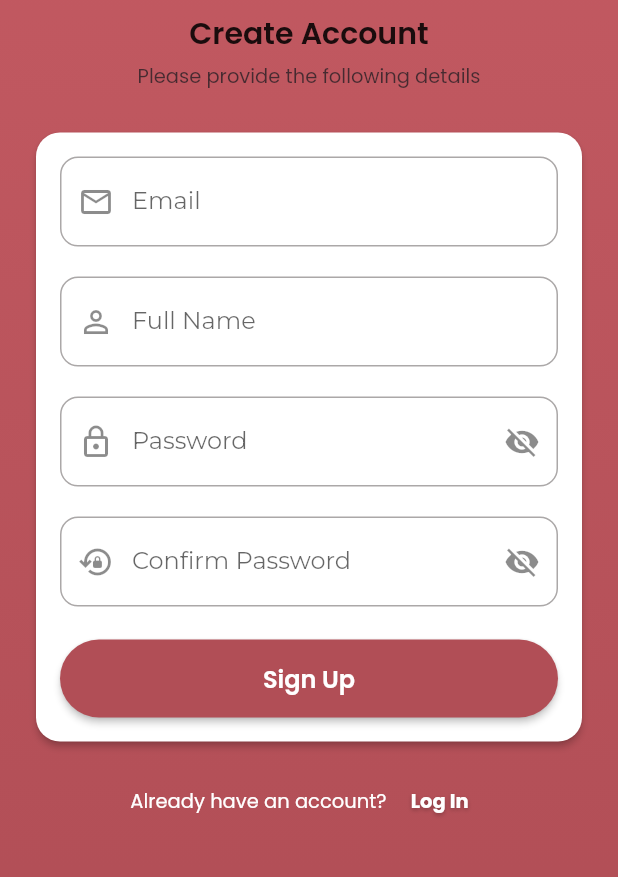
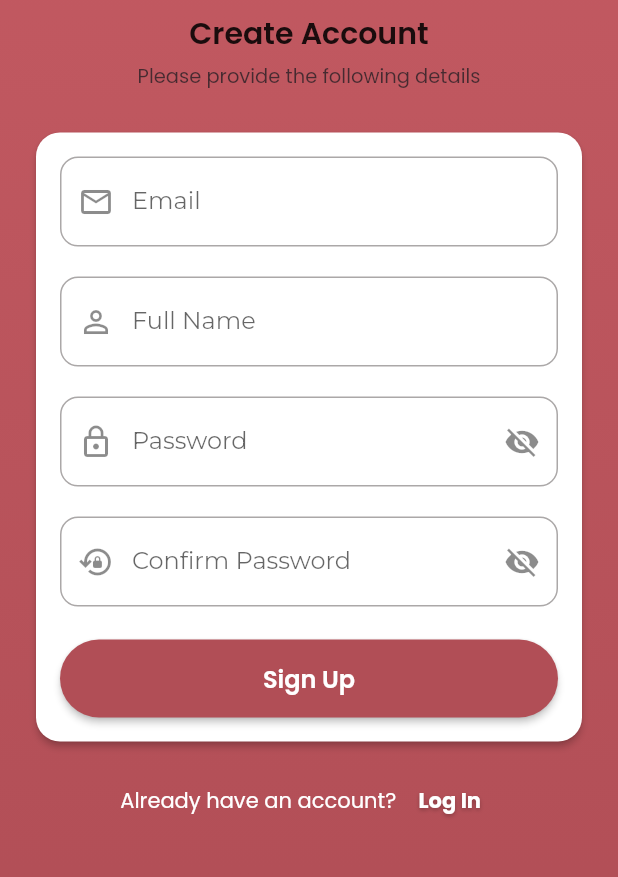
Before and after one commit to abdulhamidhajhamad/softGrad, a Flutter app: the screen it shows after launch, after a tap on "START", after a tap on "Skip", after a tap on "Sign Up", on a phone screen of 412 x 824 dp, the part 271-1148 px from its top. Run offline on Flutter 3.47's test engine with Material 3 defaults, Android fonts, the phone set to English and light mode, and no system bars; our stand-ins replace google_fonts; Roboto replaces fonts that are missing (Cookie).

Commit message:
100% Nice

```diff
--- a/frontend/flutter_application_1/lib/screens/choose_role_screen.dart
+++ b/frontend/flutter_application_1/lib/screens/choose_role_screen.dart
@@ -173,27 +173,27 @@ class _ChooseRoleScreenState extends State<ChooseRoleScreen> {
                         Text(
                           'Choose Your Role',
                           textAlign: TextAlign.center,
-                          style: GoogleFonts.acme(
-                            fontSize: 26,
+                          style: GoogleFonts.cookie(
+                            fontSize: 33,
                             fontWeight: FontWeight.bold,
                             color: kBrand,
-                            letterSpacing: 0.5,
+                            letterSpacing: 0.3,
                           ),
                         ),
-                        const SizedBox(height: 32),
+                        const SizedBox(height: 24),
                         // Role cards - all vertical
                         _roleCard(
                           title: 'Groom',
                           asset: 'assets/flowers/groom.png',
                           role: UserRole.groom,
                         ),
-                        const SizedBox(height: 16),
+                        const SizedBox(height: 12),
                         _roleCard(
                           title: 'Bride',
                           asset: 'assets/flowers/bride.png',
                           role: UserRole.bride,
                         ),
-                        const SizedBox(height: 16),
+                        const SizedBox(height: 12),
                         _roleCard(
                           title: 'Guest',
                           asset: 'assets/flowers/guest.png',
@@ -211,7 +211,7 @@ class _ChooseRoleScreenState extends State<ChooseRoleScreen> {
                               foregroundColor: Colors.white,
                               elevation: 0,
                               shape: RoundedRectangleBorder(
-                                borderRadius: BorderRadius.circular(16),
+                                borderRadius: BorderRadius.circular(90),
                               ),
                             ),
                             child: Text(
--- a/frontend/flutter_application_1/lib/screens/login_screen.dart
+++ b/frontend/flutter_application_1/lib/screens/login_screen.dart
@@ -179,7 +179,7 @@ class _LoginScreenState extends State<LoginScreen> {
                                         : null,
                                   ),
 
-                                  const SizedBox(height: 12),
+                                  const SizedBox(height: 5),
 
                                   // Forgot password
                                   Align(
@@ -191,7 +191,7 @@ class _LoginScreenState extends State<LoginScreen> {
                                       child: Text(
                                         'Forgot Password?',
                                         style: GoogleFonts.poppins(
-                                          fontSize: 12,
+                                          fontSize: 13,
                                           fontWeight: FontWeight.w600,
                                           color: kBrand,
                                         ),
@@ -242,7 +242,7 @@ class _LoginScreenState extends State<LoginScreen> {
                             Text(
                               "Don't have an account? ",
                               style: GoogleFonts.poppins(
-                                fontSize: 13,
+                                fontSize: 14,
                                 color: Colors.white,
                               ),
                             ),
@@ -257,7 +257,7 @@ class _LoginScreenState extends State<LoginScreen> {
                               child: Text(
                                 'Sign Up',
                                 style: GoogleFonts.poppins(
-                                  fontSize: 13,
+                                  fontSize: 14,
                                   fontWeight: FontWeight.w700,
                                   color: Colors.white,
                                   shadows: const [
--- a/frontend/flutter_application_1/lib/screens/onboarding_screen.dart
+++ b/frontend/flutter_application_1/lib/screens/onboarding_screen.dart
@@ -80,7 +80,7 @@ class _OnboardingScreenState extends State<OnboardingScreen> {
                       color: Colors.white.withOpacity(0.9),
                       fontSize: 15,
                       fontWeight: FontWeight.w500,
-                      decoration: TextDecoration.underline,
+                      //  decoration: TextDecoration.underline,
                     ),
                   ),
                 ),
@@ -115,10 +115,10 @@ class _OnboardingScreenState extends State<OnboardingScreen> {
                         top: 0,
                         right: 0,
                         child: Opacity(
-                          opacity: 0.13,
+                          opacity: 0.9,
                           child: Image.asset(
                             'assets/flowers/top_right.png',
-                            width: 90,
+                            width: 150,
                           ),
                         ),
                       ),
@@ -126,10 +126,10 @@ class _OnboardingScreenState extends State<OnboardingScreen> {
                         bottom: 0,
                         left: 0,
                         child: Opacity(
-                          opacity: 0.13,
+                          opacity: 0.9,
                           child: Image.asset(
                             'assets/flowers/bottom_left.png',
-                            width: 110,
+                            width: 150,
                           ),
                         ),
                       ),
@@ -159,13 +159,18 @@ class _OnboardingScreenState extends State<OnboardingScreen> {
                                 Text(
                                   page.title,
                                   textAlign: TextAlign.center,
-                                  style: GoogleFonts.playfairDisplay(
-                                    fontSize: 22,
+                                  style: GoogleFonts.cookie(
+                                    fontSize: 30,
                                     fontWeight: FontWeight.bold,
-                                    color: const Color(0xFF2B2B2B),
+                                    color: const Color.fromARGB(
+                                      255,
+                                      122,
+                                      24,
+                                      24,
+                                    ),
                                   ),
                                 ),
-                                const SizedBox(height: 8),
+                                const SizedBox(height: 35),
                                 Text(
                                   page.body,
                                   textAlign: TextAlign.center,
@@ -178,7 +183,7 @@ class _OnboardingScreenState extends State<OnboardingScreen> {
                                     height: 1.4,
                                   ),
                                 ),
-                                const SizedBox(height: 70),
+                                const SizedBox(height: 40),
                                 // dots
                                 Row(
                                   mainAxisAlignment: MainAxisAlignment.center,
--- a/frontend/flutter_application_1/lib/screens/sign_up_screen.dart
+++ b/frontend/flutter_application_1/lib/screens/sign_up_screen.dart
@@ -260,7 +260,7 @@ class _SignUpScreenState extends State<SignUpScreen> {
                             Text(
                               'Already have an account? ',
                               style: GoogleFonts.poppins(
-                                fontSize: 13,
+                                fontSize: 14,
                                 color: Colors.white,
                               ),
                             ),
@@ -272,7 +272,7 @@ class _SignUpScreenState extends State<SignUpScreen> {
                               child: Text(
                                 'Log In',
                                 style: GoogleFonts.poppins(
-                                  fontSize: 13,
+                                  fontSize: 14,
                                   fontWeight: FontWeight.w700,
                                   color: Colors.white,
                                   shadows: const [
--- a/frontend/flutter_application_1/lib/screens/splash_screen.dart
+++ b/frontend/flutter_application_1/lib/screens/splash_screen.dart
@@ -108,26 +108,26 @@ class _SplashScreenState extends State<SplashScreen> {
                             'PlanMyWedding',
                             textAlign: TextAlign.center,
                             style: GoogleFonts.cookie(
-                              fontSize: 50,
+                              fontSize: 53,
                               fontWeight: FontWeight.bold,
                               letterSpacing: 0.5,
                               color: Colors.white,
-                              height: 1.2,
+                              height: 1.9,
                             ),
                           ),
-                          const SizedBox(height: 12),
+                          const SizedBox(height: 14),
                           // Tagline
                           Text(
-                            'YOUR PERFECT DAY AWAITS',
+                            'YOUR PERFECT DAY AWAITS!',
                             textAlign: TextAlign.center,
                             style: GoogleFonts.montserrat(
-                              fontSize: 13,
+                              fontSize: 12,
                               fontWeight: FontWeight.w600,
                               letterSpacing: 2.0,
                               color: Colors.white.withOpacity(0.9),
                             ),
                           ),
-                          const SizedBox(height: 40),
+                          const SizedBox(height: 60),
                           // START button
                           SizedBox(
                             width: 160,
--- a/frontend/flutter_application_1/lib/screens/welcome_screen.dart
+++ b/frontend/flutter_application_1/lib/screens/welcome_screen.dart
@@ -88,7 +88,7 @@ class WelcomeScreen extends StatelessWidget {
                         ),
                       ),
                     ),
-                    const SizedBox(height: 16),
+                    const SizedBox(height: 13),
                     // App name
                     Text(
                       'PlanMyWedding',
@@ -96,18 +96,18 @@ class WelcomeScreen extends StatelessWidget {
                       style: GoogleFonts.cookie(
                         fontSize: 50,
                         fontWeight: FontWeight.bold,
-                        color: const Color(0xFFB14E56),
+                        color: const Color.fromARGB(255, 137, 23, 32),
                         letterSpacing: 0.5,
-                        height: 1.2,
+                        height: 1.4,
                       ),
                     ),
-                    const SizedBox(height: 8),
+                    const SizedBox(height: 16),
                     // Subtitle
                     Text(
                       'Wedding Planner',
                       textAlign: TextAlign.center,
                       style: GoogleFonts.unicaOne(
-                        fontSize: 20,
+                        fontSize: 21,
                         fontWeight: FontWeight.w600,
                         color: const Color(0xFFB14E56).withOpacity(0.7),
                         letterSpacing: 1.5,
```
